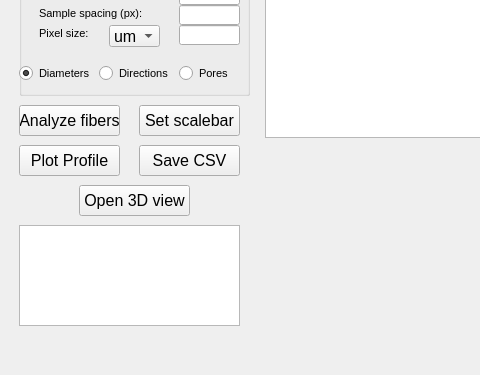
Above: resources/fiber_tool.ui from vikba/Fiberpose before the change; both pictures show x 0 to 480 and y 503 to 878 of the 879 by 878 pixel window. Below: the same form after it.
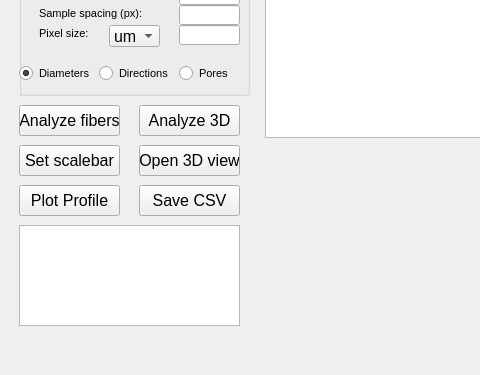
That is the form after the change. Custom widgets are drawn as their Qt base class.

```diff
--- a/resources/fiber_tool.ui
+++ b/resources/fiber_tool.ui
@@ -65,9 +65,9 @@
       <widget class="QPushButton" name="btn_open_3d">
        <property name="geometry">
         <rect>
-         <x>70</x>
-         <y>660</y>
-         <width>111</width>
+         <x>130</x>
+         <y>620</y>
+         <width>101</width>
          <height>31</height>
         </rect>
        </property>
@@ -354,7 +354,7 @@
        <property name="geometry">
         <rect>
          <x>130</x>
-         <y>620</y>
+         <y>660</y>
          <width>101</width>
          <height>31</height>
         </rect>
@@ -737,7 +737,7 @@
        <property name="geometry">
         <rect>
          <x>10</x>
-         <y>620</y>
+         <y>660</y>
          <width>101</width>
          <height>31</height>
         </rect>
@@ -754,8 +754,8 @@
       <widget class="QPushButton" name="btn_set_scalebar">
        <property name="geometry">
         <rect>
-         <x>130</x>
-         <y>580</y>
+         <x>10</x>
+         <y>620</y>
          <width>101</width>
          <height>31</height>
         </rect>
@@ -802,6 +802,24 @@
         <string>Resolution</string>
        </property>
       </widget>
+      <widget class="QPushButton" name="btn_analyze_3D">
+       <property name="geometry">
+        <rect>
+         <x>130</x>
+         <y>580</y>
+         <width>101</width>
+         <height>31</height>
+        </rect>
+       </property>
+       <property name="font">
+        <font>
+         <pointsize>12</pointsize>
+        </font>
+       </property>
+       <property name="text">
+        <string>Analyze 3D</string>
+       </property>
+      </widget>
       <zorder>groupBox_segmentation</zorder>
       <zorder>btn_segment</zorder>
       <zorder>btn_analyze_fibers</zorder>
```
Left out of the diff: 1 changed line with no effect on the pictures.
